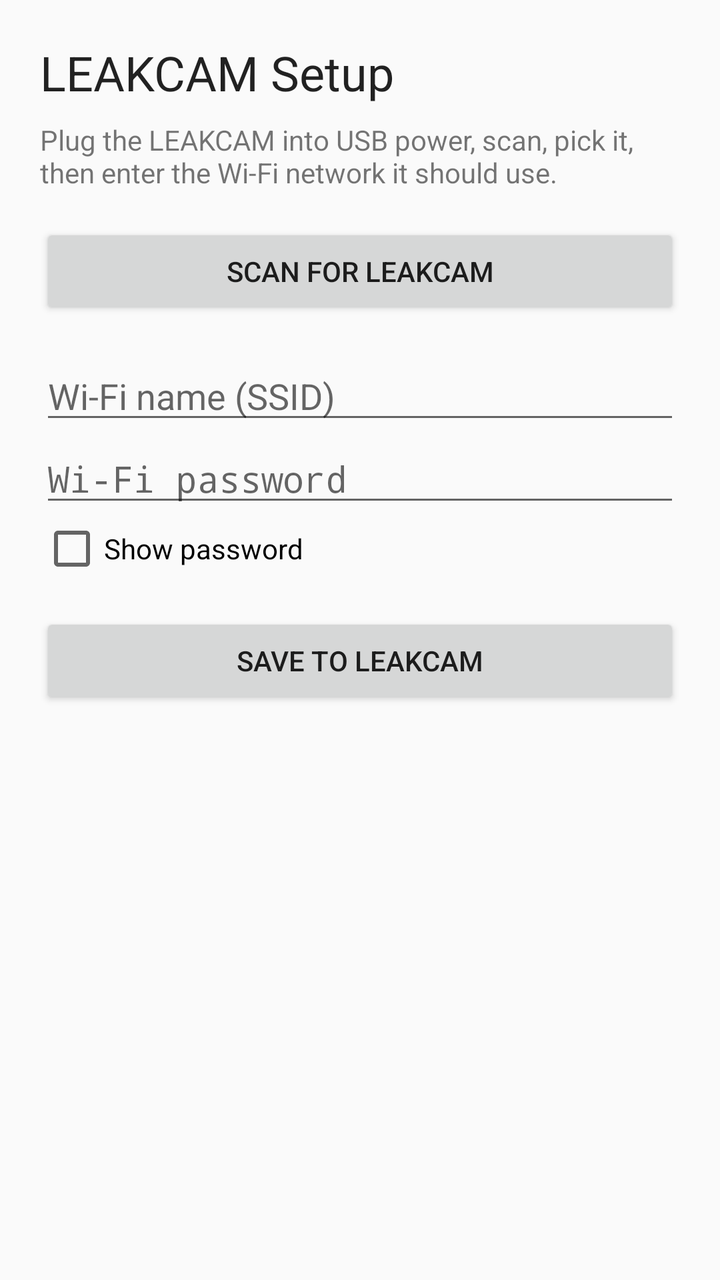
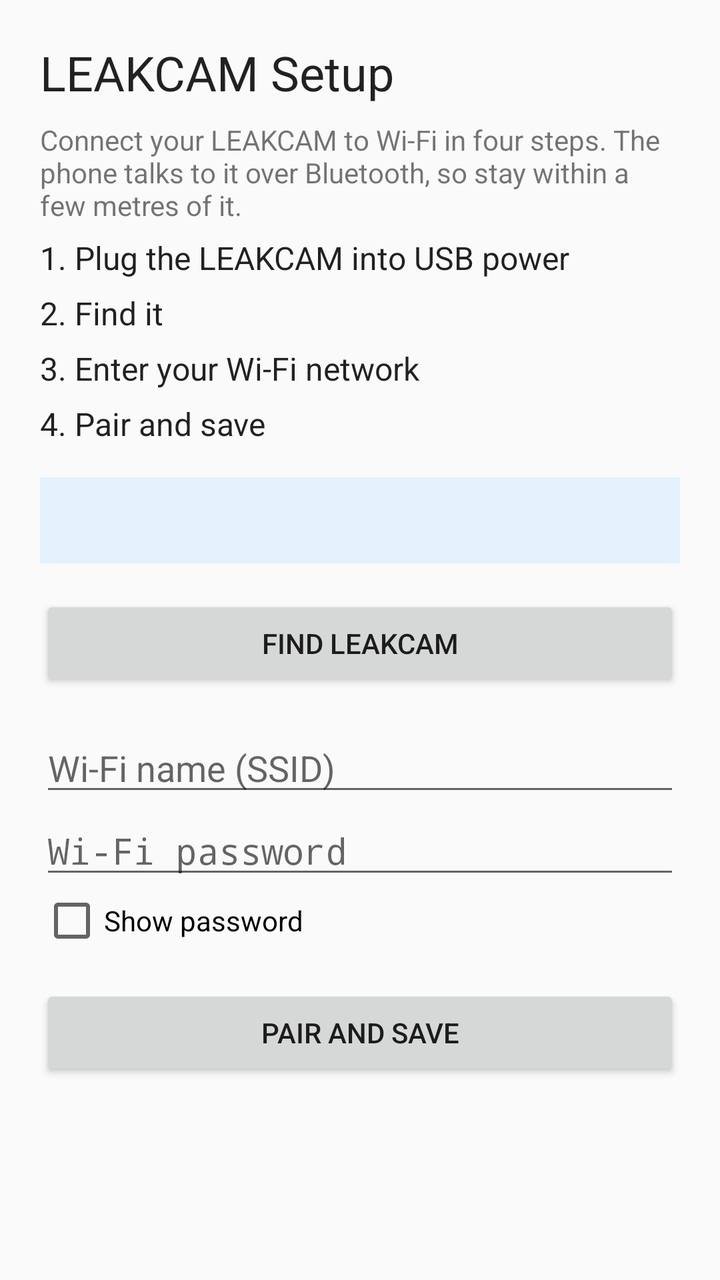

Screens rendered from an Android XML layout before and after an edit, with the pre-edit source and the edit as a unified diff.
<!-- AndroidManifest.xml: application theme android:Theme.Material.Light.NoActionBar -->
<!-- res/layout/activity_main.xml -->
<?xml version="1.0" encoding="utf-8"?>
<ScrollView xmlns:android="http://schemas.android.com/apk/res/android"
    android:id="@+id/root"
    android:layout_width="match_parent"
    android:layout_height="match_parent"
    android:fillViewport="true">

    <LinearLayout
        android:layout_width="match_parent"
        android:layout_height="wrap_content"
        android:orientation="vertical"
        android:padding="20dp">

        <TextView
            android:layout_width="wrap_content"
            android:layout_height="wrap_content"
            android:text="@string/app_name"
            android:textAppearance="@android:style/TextAppearance.Material.Headline" />

        <TextView
            android:layout_width="match_parent"
            android:layout_height="wrap_content"
            android:layout_marginTop="8dp"
            android:text="@string/intro" />

        <Button
            android:id="@+id/scan"
            android:layout_width="match_parent"
            android:layout_height="wrap_content"
            android:layout_marginTop="16dp"
            android:text="@string/scan" />

        <RadioGroup
            android:id="@+id/devices"
            android:layout_width="match_parent"
            android:layout_height="wrap_content" />

        <EditText
            android:id="@+id/ssid"
            android:layout_width="match_parent"
            android:layout_height="wrap_content"
            android:layout_marginTop="16dp"
            android:hint="@string/ssid"
            android:importantForAutofill="no"
            android:inputType="text"
            android:maxLines="1" />

        <EditText
            android:id="@+id/password"
            android:layout_width="match_parent"
            android:layout_height="wrap_content"
            android:hint="@string/password"
            android:importantForAutofill="no"
            android:inputType="textPassword"
            android:maxLines="1" />

        <CheckBox
            android:id="@+id/show_password"
            android:layout_width="wrap_content"
            android:layout_height="wrap_content"
            android:text="@string/show_password" />

        <Button
            android:id="@+id/send"
            android:layout_width="match_parent"
            android:layout_height="wrap_content"
            android:layout_marginTop="16dp"
            android:text="@string/send" />

        <TextView
            android:id="@+id/status"
            android:layout_width="match_parent"
            android:layout_height="wrap_content"
            android:layout_marginTop="16dp"
            android:textAppearance="@android:style/TextAppearance.Material.Body2" />
    </LinearLayout>
</ScrollView>
<!-- resources referenced by this layout -->
<resources>
  <string name="app_name">LEAKCAM Setup</string>
  <string name="intro">Plug the LEAKCAM into USB power, scan, pick it, then enter the Wi-Fi network it should use.</string>
  <string name="password">Wi-Fi password</string>
  <string name="scan">Scan for LEAKCAM</string>
  <string name="send">Save to LEAKCAM</string>
  <string name="show_password">Show password</string>
  <string name="ssid">Wi-Fi name (SSID)</string>
</resources>

<!-- the commit's change to res/layout/activity_main.xml (unified diff, before → after) -->
@@ -22,6 +22,38 @@
             android:layout_height="wrap_content"
             android:layout_marginTop="8dp"
             android:text="@string/intro" />
+
+        
+        <TextView
+            android:id="@+id/step1"
+            style="@style/Step"
+            android:text="@string/step1" />
+
+        <TextView
+            android:id="@+id/step2"
+            style="@style/Step"
+            android:text="@string/step2" />
+
+        <TextView
+            android:id="@+id/step3"
+            style="@style/Step"
+            android:text="@string/step3" />
+
+        <TextView
+            android:id="@+id/step4"
+            style="@style/Step"
+            android:text="@string/step4" />
+
+        
+        <TextView
+            android:id="@+id/help"
+            android:layout_width="match_parent"
+            android:layout_height="wrap_content"
+            android:layout_marginTop="16dp"
+            android:background="@color/help_background"
+            android:lineSpacingExtra="2dp"
+            android:padding="12dp"
+            android:textAppearance="@android:style/TextAppearance.Material.Body1" />
 
         <Button
             android:id="@+id/scan"
@@ -66,12 +98,5 @@
             android:layout_height="wrap_content"
             android:layout_marginTop="16dp"
             android:text="@string/send" />
-
-        <TextView
-            android:id="@+id/status"
-            android:layout_width="match_parent"
-            android:layout_height="wrap_content"
-            android:layout_marginTop="16dp"
-            android:textAppearance="@android:style/TextAppearance.Material.Body2" />
     </LinearLayout>
 </ScrollView>
<!-- resource entries referenced after the edit -->
@@ -1,11 +1,22 @@
 <!-- resources referenced by this layout -->
 <resources>
+  <color name="help_background">#FFE3F2FD</color>
   <string name="app_name">LEAKCAM Setup</string>
-  <string name="intro">Plug the LEAKCAM into USB power, scan, pick it, then enter the Wi-Fi network it should use.</string>
+  <string name="intro">Connect your LEAKCAM to Wi-Fi in four steps. The phone talks to it over Bluetooth, so stay within a few metres of it.</string>
   <string name="password">Wi-Fi password</string>
-  <string name="scan">Scan for LEAKCAM</string>
-  <string name="send">Save to LEAKCAM</string>
+  <string name="scan">Find LEAKCAM</string>
+  <string name="send">Pair and save</string>
   <string name="show_password">Show password</string>
   <string name="ssid">Wi-Fi name (SSID)</string>
+  <string name="step1">1. Plug the LEAKCAM into USB power</string>
+  <string name="step2">2. Find it</string>
+  <string name="step3">3. Enter your Wi-Fi network</string>
+  <string name="step4">4. Pair and save</string>
+  <style name="Step">
+          <item name="android:layout_width">match_parent</item>
+          <item name="android:layout_height">wrap_content</item>
+          <item name="android:layout_marginTop">6dp</item>
+          <item name="android:textAppearance">@android:style/TextAppearance.Material.Subhead</item>
+      </style>
 </resources>
 
